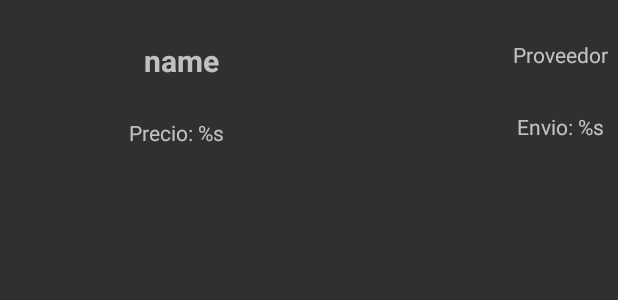
After one commit to Ramy34/Catalogo, an Android app: the layout elemento_lista.xml on its own in the app's theme, with its tools: preview values and no code run, on a phone screen of 412 x 824 dp. The commit adds this screen. Shown: the top 300 px of the screen. Run offline under Robolectric (Android 15) with nearby library versions, the phone set to English and light mode, and no system bars; network calls fail.

Commit message:
Se termina la primer parte.

```diff
--- a/app/build.gradle
+++ b/app/build.gradle
@@ -31,4 +31,7 @@ dependencies {
     testImplementation 'junit:junit:4.12'
     androidTestImplementation 'androidx.test.ext:junit:1.1.1'
     androidTestImplementation 'androidx.test.espresso:espresso-core:3.2.0'
+
+    implementation 'com.android.volley:volley:1.1.1'
+    implementation 'com.squareup.picasso:picasso:2.5.2'
 }
--- /dev/null
+++ b/app/src/main/res/layout/elemento_lista.xml
@@ -0,0 +1,110 @@
+<?xml version="1.0" encoding="utf-8"?>
+<androidx.constraintlayout.widget.ConstraintLayout
+    xmlns:android="http://schemas.android.com/apk/res/android"
+    xmlns:app="http://schemas.android.com/apk/res-auto"
+    xmlns:tools="http://schemas.android.com/tools"
+    android:layout_width="match_parent"
+    android:layout_height="match_parent">
+
+    <androidx.constraintlayout.widget.Guideline
+        android:id="@+id/guideline"
+        android:layout_width="wrap_content"
+        android:layout_height="wrap_content"
+        android:layout_marginTop="16dp"
+        android:orientation="horizontal"
+        app:layout_constraintGuide_begin="7dp"
+        app:layout_constraintTop_toTopOf="parent" />
+
+    <androidx.constraintlayout.widget.Guideline
+        android:id="@+id/guideline2"
+        android:layout_width="wrap_content"
+        android:layout_height="wrap_content"
+        android:orientation="horizontal"
+        app:layout_constraintGuide_begin="122dp" />
+
+    <androidx.constraintlayout.widget.Guideline
+        android:id="@+id/guideline3"
+        android:layout_width="wrap_content"
+        android:layout_height="wrap_content"
+        android:orientation="vertical"
+        app:layout_constraintGuide_begin="235dp" />
+
+    <androidx.constraintlayout.widget.Guideline
+        android:id="@+id/guideline4"
+        android:layout_width="wrap_content"
+        android:layout_height="wrap_content"
+        android:orientation="vertical"
+        app:layout_constraintGuide_begin="335dp" />
+
+    <ImageView
+        android:id="@+id/iv"
+        android:layout_width="wrap_content"
+        android:layout_height="wrap_content"
+        android:contentDescription="@string/descripcion"
+        app:layout_constraintBottom_toTopOf="@+id/guideline2"
+        app:layout_constraintEnd_toStartOf="@+id/guideline4"
+        app:layout_constraintStart_toStartOf="@+id/guideline3"
+        app:layout_constraintTop_toTopOf="@+id/guideline"
+        />
+
+    <TextView
+        android:id="@+id/tvNombre"
+        android:layout_width="wrap_content"
+        android:layout_height="wrap_content"
+        android:layout_marginTop="20dp"
+        android:contentDescription="@string/descripcion"
+        android:text="@string/name"
+        android:textSize="20sp"
+        android:textStyle="bold"
+        app:layout_constraintEnd_toStartOf="@+id/guideline3"
+        app:layout_constraintHorizontal_bias="0.451"
+        app:layout_constraintStart_toStartOf="@+id/guideline6"
+        app:layout_constraintTop_toTopOf="@+id/guideline" />
+
+    <TextView
+        android:id="@+id/tvProvedor"
+        android:layout_width="wrap_content"
+        android:layout_height="wrap_content"
+        android:layout_marginTop="20dp"
+        android:contentDescription="@string/descripcion"
+        android:text="@string/proveedor"
+        app:layout_constraintEnd_toEndOf="parent"
+        app:layout_constraintHorizontal_bias="0.507"
+        app:layout_constraintStart_toStartOf="@+id/guideline4"
+        app:layout_constraintTop_toTopOf="@+id/guideline" />
+
+    <TextView
+        android:id="@+id/tvPrecio"
+        android:layout_width="wrap_content"
+        android:layout_height="wrap_content"
+        android:contentDescription="@string/descripcion"
+        android:text="@string/precio"
+        app:layout_constraintBottom_toTopOf="@+id/guideline2"
+        app:layout_constraintEnd_toStartOf="@+id/guideline3"
+        app:layout_constraintHorizontal_bias="0.426"
+        app:layout_constraintStart_toStartOf="@+id/guideline6"
+        app:layout_constraintTop_toBottomOf="@+id/tvNombre"
+        app:layout_constraintVertical_bias="0.508" />
+
+    <TextView
+        android:id="@+id/tvEnvio"
+        android:layout_width="wrap_content"
+        android:layout_height="wrap_content"
+        android:contentDescription="@string/descripcion"
+        android:text="@string/envio"
+        app:layout_constraintBottom_toTopOf="@+id/guideline2"
+        app:layout_constraintEnd_toEndOf="parent"
+        app:layout_constraintHorizontal_bias="0.507"
+        app:layout_constraintStart_toStartOf="@+id/guideline4"
+        app:layout_constraintTop_toBottomOf="@+id/tvProvedor"
+        app:layout_constraintVertical_bias="0.508" />
+
+    <androidx.constraintlayout.widget.Guideline
+        android:id="@+id/guideline6"
+        android:layout_width="wrap_content"
+        android:layout_height="wrap_content"
+        android:layout_marginStart="16dp"
+        android:orientation="vertical"
+        app:layout_constraintGuide_begin="23dp"
+        app:layout_constraintStart_toStartOf="parent" />
+</androidx.constraintlayout.widget.ConstraintLayout>
--- a/app/src/main/res/values/strings.xml
+++ b/app/src/main/res/values/strings.xml
@@ -1,4 +1,15 @@
 <resources>
     <string name="app_name">Catalogo</string>
     <string name="urlCatalogo" translatable="false">https://www.serverbpw.com/cm/2020-2/products.php</string>
+    <string name="id" translatable="false">id</string>
+    <string name="name" translatable="false">name</string>
+    <string name="price" translatable="false">price</string>
+    <string name="delivery" translatable="false">delivery</string>
+    <string name="provider" translatable="false">provider</string>
+    <string name="thumbnail_url" translatable="false">thumbnail_url</string>
+    <string name="descripcion">Descripción de contenido</string>
+    <string name="nombre">Nombre</string>
+    <string name="precio">Precio: %s</string>
+    <string name="envio">Envio: %s</string>
+    <string name="proveedor">Proveedor</string>
 </resources>
```
Also changed, not shown: app/src/main/java/com/example/catalogo/Adaptador.java (added, +67 -0 lines), app/src/main/java/com/example/catalogo/MainActivity.java (+66 -1 lines), app/src/main/java/com/example/catalogo/producto/Producto.java (added, +64 -0 lines), app/src/main/res/layout/activity_main.xml (+22 -1 lines), 1 other file.
